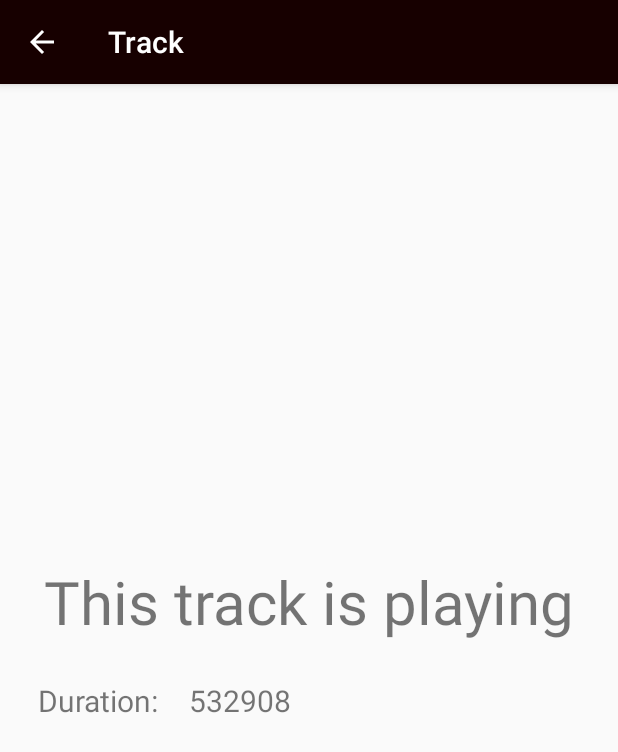
After one commit to RaminMammadzada/MusicApp, an Android app: the NowPlayingActivity screen opened directly, with no data from a screen before it, on a phone screen of 412 x 824 dp. The commit adds this screen. Shown: the top 752 px of the screen. Run offline under Robolectric (Android 15) with nearby library versions, the phone set to English and light mode, and no system bars; 2 statements that could not run were skipped.

Commit message:
Draft for first submission to udacity.

```diff
--- a/app/src/main/java/com/example/android/musicapp/AlbumAdapter.java
+++ b/app/src/main/java/com/example/android/musicapp/AlbumAdapter.java
@@ -51,6 +51,10 @@ public class AlbumAdapter extends ArrayAdapter<Album>{
         TextView aboutTextView = (TextView) listItemView.findViewById( R.id.element_about );
         aboutTextView.setVisibility( View.GONE );
 
+        // don't show play icon in album list
+        ImageView playIcon = (ImageView) listItemView.findViewById( R.id.play_icon);
+        playIcon.setVisibility( View.GONE );
+
         return listItemView;
     }
 }
--- a/app/src/main/java/com/example/android/musicapp/AlbumsActivity.java
+++ b/app/src/main/java/com/example/android/musicapp/AlbumsActivity.java
@@ -31,6 +31,9 @@ public class AlbumsActivity extends AppCompatActivity {
         currentArtistName.setText( artist.getmArtistFullname() );
         TextView currentArtistAbout = (TextView) findViewById( R.id.element_about);
         currentArtistAbout.setText( artist.getmArtistAbout() );
+        // don't show play icon in album list of the current artist
+        ImageView playIcon = (ImageView) findViewById( R.id.play_icon);
+        playIcon.setVisibility( View.GONE );
 
 
         AlbumAdapter adapter = new AlbumAdapter( this, albums );
--- a/app/src/main/java/com/example/android/musicapp/ArtistAdapter.java
+++ b/app/src/main/java/com/example/android/musicapp/ArtistAdapter.java
@@ -50,6 +50,10 @@ public class ArtistAdapter extends ArrayAdapter<Artist>{
         TextView aboutTextView = (TextView) listItemView.findViewById( R.id.element_about );
         aboutTextView.setText( currentArtist.getmArtistAbout() );
 
+        // don't show play icon in artist list
+        ImageView playIcon = (ImageView) listItemView.findViewById( R.id.play_icon);
+        playIcon.setVisibility( View.GONE );
+
         return listItemView;
     }
 }
--- /dev/null
+++ b/app/src/main/java/com/example/android/musicapp/NowPlayingActivity.java
@@ -0,0 +1,33 @@
+package com.example.android.musicapp;
+
+import android.content.Intent;
+import android.os.Bundle;
+import android.support.annotation.Nullable;
+import android.support.v7.app.AppCompatActivity;
+import android.widget.TextView;
+
+import java.util.ArrayList;
+
+public class NowPlayingActivity extends AppCompatActivity{
+
+    TextView playingTrack;
+    TextView trackDuration;
+
+    @Override
+    protected void onCreate(@Nullable Bundle savedInstanceState) {
+        super.onCreate( savedInstanceState );
+        setContentView( R.layout.now_playing_layout );
+
+        Intent intent = getIntent();
+        Track track = (Track) intent.getSerializableExtra( "trackObject" );
+
+        playingTrack = findViewById( R.id.now_playing_track_name);
+        playingTrack.setText( track.getmTrackName() );
+
+        trackDuration = findViewById( R.id.track_duration_in_milliseconds );
+        trackDuration.setText( track.getmDurationInMillisecond() + " milliseconds" );
+
+
+
+    }
+}
--- a/app/src/main/res/layout/list_item.xml
+++ b/app/src/main/res/layout/list_item.xml
@@ -48,6 +48,7 @@
     </LinearLayout>
 
     <ImageView
+        android:id="@+id/play_icon"
         android:layout_width="24dp"
         android:layout_height="24dp"
         android:layout_gravity="center"
--- /dev/null
+++ b/app/src/main/res/layout/now_playing_layout.xml
@@ -0,0 +1,42 @@
+<?xml version="1.0" encoding="utf-8"?>
+<LinearLayout
+    xmlns:android="http://schemas.android.com/apk/res/android"
+    android:layout_width="match_parent"
+    android:layout_height="match_parent"
+    android:orientation="vertical"
+    android:gravity="center">
+
+    <TextView
+        android:id="@+id/now_playing_track_name"
+        android:layout_width="match_parent"
+        android:layout_height="wrap_content"
+        android:layout_gravity="center"
+        android:gravity="center"
+        android:textSize="40sp"
+        android:text="@string/playing_track"/>
+
+    <LinearLayout
+        android:layout_width="match_parent"
+        android:layout_height="wrap_content"
+        android:orientation="horizontal"
+        android:padding="15dp">
+
+        <TextView
+            android:layout_width="wrap_content"
+            android:layout_height="wrap_content"
+            android:text="@string/duration"
+            android:padding="10dp"
+            android:textSize="20sp"/>
+
+        <TextView
+            android:id="@+id/track_duration_in_milliseconds"
+            android:layout_width="wrap_content"
+            android:layout_height="wrap_content"
+            android:padding="10dp"
+            android:textSize="20sp"
+            android:text="532908"/>
+
+
+    </LinearLayout>
+
+</LinearLayout>
--- a/app/src/main/res/values/strings.xml
+++ b/app/src/main/res/values/strings.xml
@@ -1,3 +1,5 @@
 <resources>
     <string name="app_name">MusicApp</string>
+    <string name="playing_track">This track is playing</string>
+    <string name="duration">Duration:</string>
 </resources>
```
Also changed, not shown: app/src/main/AndroidManifest.xml (+8 -0 lines), app/src/main/java/com/example/android/musicapp/TracksActivity.java (+11 -6 lines).
